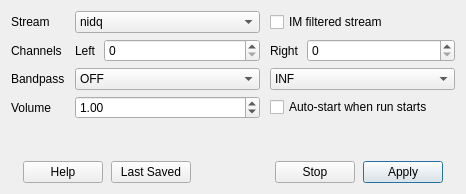
First picture: the form in Forms/AOWindow.ui, repository billkarsh/SpikeGLX, before the edit.
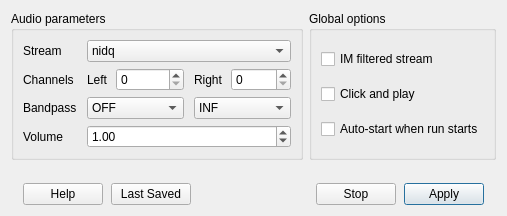
Second picture: the form after the edit.

Commit message: New audio dialog with click and play feature

Diff of the .ui file:
```diff
--- a/Forms/AOWindow.ui
+++ b/Forms/AOWindow.ui
@@ -6,8 +6,8 @@
    <rect>
     <x>0</x>
     <y>0</y>
-    <width>466</width>
-    <height>194</height>
+    <width>507</width>
+    <height>216</height>
    </rect>
   </property>
   <property name="sizePolicy">
@@ -19,19 +19,34 @@
   <property name="windowTitle">
    <string>Audio Settings</string>
   </property>
-  <layout class="QGridLayout" name="gridLayout_2">
-   <property name="verticalSpacing">
-    <number>15</number>
-   </property>
-   <item row="0" column="1">
     <layout class="QGridLayout" name="gridLayout">
+   <item row="0" column="0">
+    <widget class="QGroupBox" name="groupBox">
+     <property name="title">
+      <string>Audio parameters</string>
+     </property>
+     <layout class="QGridLayout" name="gridLayout_2">
      <property name="horizontalSpacing">
       <number>10</number>
      </property>
      <property name="verticalSpacing">
       <number>6</number>
      </property>
-     <item row="3" column="0">
+      <item row="0" column="0">
+       <widget class="QLabel" name="label_2">
+        <property name="text">
+         <string>Stream</string>
+        </property>
+       </widget>
+      </item>
+      <item row="1" column="0">
+       <widget class="QLabel" name="label_4">
+        <property name="text">
+         <string>Channels</string>
+        </property>
+       </widget>
+      </item>
+      <item row="2" column="0">
       <widget class="QLabel" name="label">
        <property name="sizePolicy">
         <sizepolicy hsizetype="Fixed" vsizetype="Preferred">
@@ -44,7 +59,86 @@
        </property>
       </widget>
      </item>
-     <item row="3" column="1">
+      <item row="1" column="1">
+       <layout class="QHBoxLayout" name="horizontalLayout_2">
+        <property name="spacing">
+         <number>8</number>
+        </property>
+        <property name="leftMargin">
+         <number>0</number>
+        </property>
+        <item>
+         <widget class="QLabel" name="label_3">
+          <property name="text">
+           <string>Left</string>
+          </property>
+         </widget>
+        </item>
+        <item>
+         <widget class="QSpinBox" name="leftSB">
+          <property name="sizePolicy">
+           <sizepolicy hsizetype="Expanding" vsizetype="Fixed">
+            <horstretch>0</horstretch>
+            <verstretch>0</verstretch>
+           </sizepolicy>
+          </property>
+          <property name="maximum">
+           <number>1535</number>
+          </property>
+          <property name="value">
+           <number>0</number>
+          </property>
+         </widget>
+        </item>
+       </layout>
+      </item>
+      <item row="3" column="0">
+       <widget class="QLabel" name="volLabel">
+        <property name="sizePolicy">
+         <sizepolicy hsizetype="Preferred" vsizetype="Preferred">
+          <horstretch>0</horstretch>
+          <verstretch>0</verstretch>
+         </sizepolicy>
+        </property>
+        <property name="text">
+         <string>Volume</string>
+        </property>
+       </widget>
+      </item>
+      <item row="1" column="2">
+       <layout class="QHBoxLayout" name="horizontalLayout_3">
+        <property name="spacing">
+         <number>8</number>
+        </property>
+        <property name="leftMargin">
+         <number>0</number>
+        </property>
+        <item>
+         <widget class="QLabel" name="rChanLbl">
+          <property name="text">
+           <string>Right</string>
+          </property>
+         </widget>
+        </item>
+        <item>
+         <widget class="QSpinBox" name="rightSB">
+          <property name="sizePolicy">
+           <sizepolicy hsizetype="Expanding" vsizetype="Fixed">
+            <horstretch>0</horstretch>
+            <verstretch>0</verstretch>
+           </sizepolicy>
+          </property>
+          <property name="maximum">
+           <number>1535</number>
+          </property>
+          <property name="value">
+           <number>0</number>
+          </property>
+         </widget>
+        </item>
+       </layout>
+      </item>
+      <item row="2" column="1">
       <widget class="QComboBox" name="loCB">
        <property name="sizePolicy">
         <sizepolicy hsizetype="Expanding" vsizetype="Fixed">
@@ -92,64 +186,7 @@
        </item>
       </widget>
      </item>
-     <item row="4" column="1">
-      <widget class="QDoubleSpinBox" name="volSB">
-       <property name="sizePolicy">
-        <sizepolicy hsizetype="Expanding" vsizetype="Fixed">
-         <horstretch>0</horstretch>
-         <verstretch>0</verstretch>
-        </sizepolicy>
-       </property>
-       <property name="minimum">
-        <double>0.100000000000000</double>
-       </property>
-       <property name="maximum">
-        <double>10.000000000000000</double>
-       </property>
-       <property name="singleStep">
-        <double>0.250000000000000</double>
-       </property>
-       <property name="value">
-        <double>1.000000000000000</double>
-       </property>
-      </widget>
-     </item>
-     <item row="0" column="0">
-      <widget class="QLabel" name="label_2">
-       <property name="text">
-        <string>Stream</string>
-       </property>
-      </widget>
-     </item>
-     <item row="0" column="1">
-      <widget class="QComboBox" name="streamCB">
-       <property name="sizePolicy">
-        <sizepolicy hsizetype="Expanding" vsizetype="Fixed">
-         <horstretch>0</horstretch>
-         <verstretch>0</verstretch>
-        </sizepolicy>
-       </property>
-       <item>
-        <property name="text">
-         <string>nidq</string>
-        </property>
-       </item>
-      </widget>
-     </item>
-     <item row="4" column="0">
-      <widget class="QLabel" name="volLabel">
-       <property name="sizePolicy">
-        <sizepolicy hsizetype="Preferred" vsizetype="Preferred">
-         <horstretch>0</horstretch>
-         <verstretch>0</verstretch>
-        </sizepolicy>
-       </property>
-       <property name="text">
-        <string>Volume</string>
-       </property>
-      </widget>
-     </item>
-     <item row="3" column="2">
+      <item row="2" column="2">
       <widget class="QComboBox" name="hiCB">
        <property name="sizePolicy">
         <sizepolicy hsizetype="Expanding" vsizetype="Fixed">
@@ -210,74 +247,73 @@
        </item>
       </widget>
      </item>
-     <item row="1" column="1">
-      <layout class="QHBoxLayout" name="horizontalLayout_2">
-       <property name="spacing">
-        <number>8</number>
-       </property>
-       <property name="leftMargin">
-        <number>0</number>
-       </property>
-       <item>
-        <widget class="QLabel" name="label_3">
-         <property name="text">
-          <string>Left</string>
-         </property>
-        </widget>
-       </item>
-       <item>
-        <widget class="QSpinBox" name="leftSB">
+      <item row="0" column="1" colspan="2">
+       <widget class="QComboBox" name="streamCB">
          <property name="sizePolicy">
           <sizepolicy hsizetype="Expanding" vsizetype="Fixed">
            <horstretch>0</horstretch>
            <verstretch>0</verstretch>
           </sizepolicy>
          </property>
-         <property name="maximum">
-          <number>800</number>
-         </property>
-        </widget>
-       </item>
-      </layout>
-     </item>
-     <item row="1" column="2">
-      <layout class="QHBoxLayout" name="horizontalLayout_3">
-       <property name="spacing">
-        <number>8</number>
-       </property>
-       <property name="leftMargin">
-        <number>0</number>
-       </property>
        <item>
-        <widget class="QLabel" name="rChanLbl">
          <property name="text">
-          <string>Right</string>
+          <string>nidq</string>
          </property>
-        </widget>
-       </item>
-       <item>
-        <widget class="QSpinBox" name="rightSB">
+        </item>
+       </widget>
+      </item>
+      <item row="3" column="1" colspan="2">
+       <widget class="QDoubleSpinBox" name="volSB">
          <property name="sizePolicy">
           <sizepolicy hsizetype="Expanding" vsizetype="Fixed">
            <horstretch>0</horstretch>
            <verstretch>0</verstretch>
           </sizepolicy>
          </property>
+        <property name="minimum">
+         <double>0.100000000000000</double>
+        </property>
          <property name="maximum">
-          <number>800</number>
-         </property>
+         <double>10.000000000000000</double>
+        </property>
+        <property name="singleStep">
+         <double>0.250000000000000</double>
+        </property>
+        <property name="value">
+         <double>1.000000000000000</double>
+        </property>
         </widget>
        </item>
       </layout>
-     </item>
+    </widget>
+   </item>
+   <item row="0" column="1">
+    <widget class="QGroupBox" name="groupBox_2">
+     <property name="title">
+      <string>Global options</string>
+     </property>
+     <layout class="QGridLayout" name="gridLayout_3">
+      <property name="horizontalSpacing">
+       <number>10</number>
+      </property>
+      <property name="verticalSpacing">
+       <number>6</number>
+      </property>
      <item row="1" column="0">
-      <widget class="QLabel" name="label_4">
+       <widget class="QCheckBox" name="cpChk">
        <property name="text">
-        <string>Channels</string>
+         <string>Click and play</string>
        </property>
       </widget>
      </item>
-     <item row="4" column="2">
+      <item row="0" column="0">
+       <widget class="QCheckBox" name="qfChk">
+        <property name="text">
+         <string>IM filtered stream</string>
+        </property>
+       </widget>
+      </item>
+      <item row="2" column="0">
       <widget class="QCheckBox" name="autoChk">
        <property name="sizePolicy">
         <sizepolicy hsizetype="Preferred" vsizetype="Fixed">
@@ -290,16 +326,26 @@
        </property>
       </widget>
      </item>
-     <item row="0" column="2">
-      <widget class="QCheckBox" name="qfChk">
-       <property name="text">
-        <string>IM filtered stream</string>
-       </property>
-      </widget>
-     </item>
-    </layout>
+     </layout>
+    </widget>
    </item>
-   <item row="2" column="1">
+   <item row="1" column="0">
+    <spacer name="verticalSpacer">
+     <property name="orientation">
+      <enum>Qt::Vertical</enum>
+     </property>
+     <property name="sizeType">
+      <enum>QSizePolicy::MinimumExpanding</enum>
+     </property>
+     <property name="sizeHint" stdset="0">
+      <size>
+       <width>8</width>
+       <height>2</height>
+      </size>
+     </property>
+    </spacer>
+   </item>
+   <item row="2" column="0" colspan="2">
     <layout class="QHBoxLayout" name="horizontalLayout">
      <property name="spacing">
       <number>8</number>
@@ -386,22 +432,6 @@
      </item>
     </layout>
    </item>
-   <item row="1" column="1">
-    <spacer name="verticalSpacer">
-     <property name="orientation">
-      <enum>Qt::Vertical</enum>
-     </property>
-     <property name="sizeType">
-      <enum>QSizePolicy::MinimumExpanding</enum>
-     </property>
-     <property name="sizeHint" stdset="0">
-      <size>
-       <width>0</width>
-       <height>2</height>
-      </size>
-     </property>
-    </spacer>
-   </item>
   </layout>
  </widget>
  <tabstops>
```
Left out of the diff: 2 changed lines with no effect on the pictures. Lines whose indentation alone changed are shown as unchanged. The commit also changes 7 other files.
